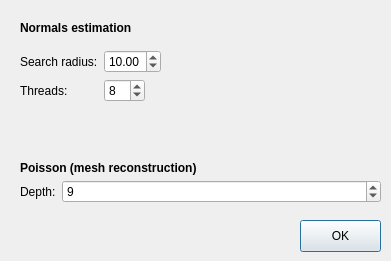
mathieu-clement/cs690-cave-surveying, file visualization/cave_view/poissonparamsdialog.ui: the form before one commit.
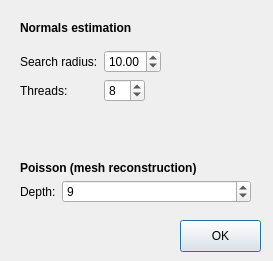
The form after the commit.

Patch:
```diff
--- a/visualization/cave_view/poissonparamsdialog.ui
+++ b/visualization/cave_view/poissonparamsdialog.ui
@@ -6,7 +6,7 @@
    <rect>
     <x>0</x>
     <y>0</y>
-    <width>391</width>
+    <width>273</width>
     <height>261</height>
    </rect>
   </property>
@@ -21,7 +21,7 @@
     <rect>
      <x>20</x>
      <y>50</y>
-     <width>361</width>
+     <width>231</width>
      <height>81</height>
     </rect>
    </property>
@@ -102,7 +102,7 @@
     <rect>
      <x>20</x>
      <y>180</y>
-     <width>361</width>
+     <width>231</width>
      <height>31</height>
     </rect>
    </property>
@@ -126,7 +126,7 @@
   <widget class="QPushButton" name="okButton">
    <property name="geometry">
     <rect>
-     <x>300</x>
+     <x>180</x>
      <y>220</y>
      <width>81</width>
      <height>32</height>
```
